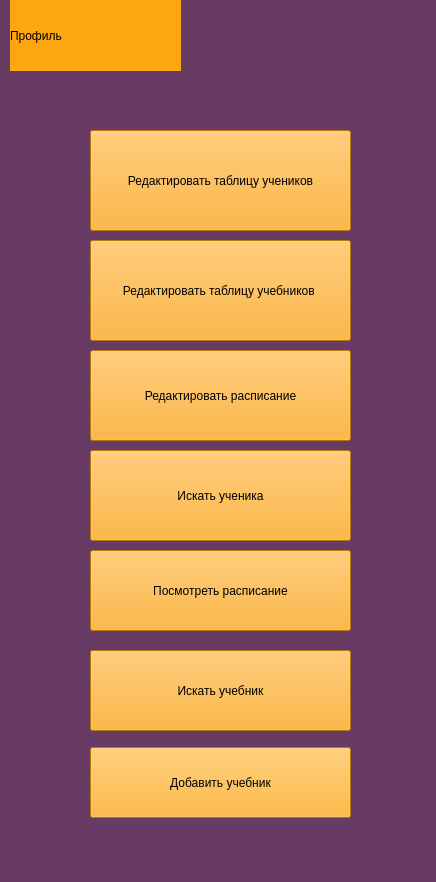
geoiva05/clever_placing, file data/admin.ui: the form before one commit.
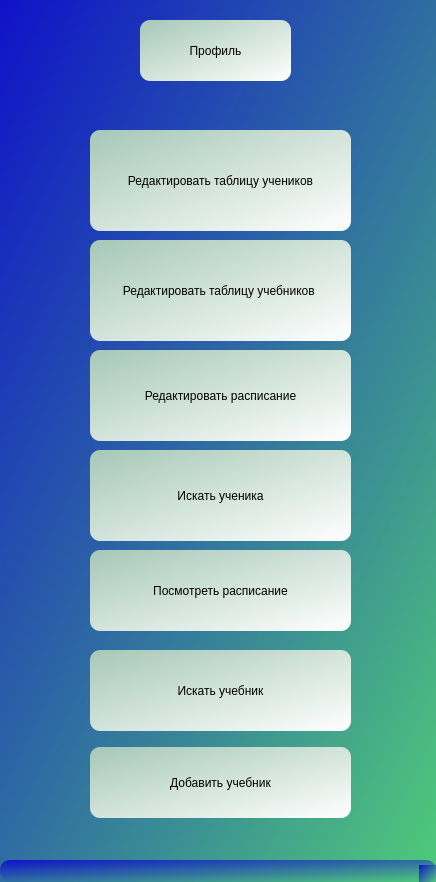
The form after the commit.

The edit to the form file:
```diff
--- a/data/admin.ui
+++ b/data/admin.ui
@@ -14,7 +14,8 @@
    <string>MainWindow</string>
   </property>
   <property name="styleSheet">
-   <string notr="true">background-color: rgb(103, 59, 99);</string>
+   <string notr="true">background-color: qlineargradient(spread:pad, x1:0, y1:0, x2:1, y2:1, stop:0 rgba(15, 18, 200, 255), stop:1 rgba(79, 200, 123, 255));
+border-radius: 10px;</string>
   </property>
   <widget class="QWidget" name="centralwidget">
    <widget class="QPushButton" name="students">
@@ -27,7 +28,7 @@
      </rect>
     </property>
     <property name="styleSheet">
-     <string notr="true">background-color: rgb(254, 166, 15);</string>
+     <string notr="true">background-color: qlineargradient(spread:pad, x1:0, y1:0, x2:1, y2:1, stop:0 rgba(166, 200, 183, 255), stop:1 rgba(255, 255, 255, 255));</string>
     </property>
     <property name="text">
      <string>Редактировать таблицу учеников</string>
@@ -43,7 +44,7 @@
      </rect>
     </property>
     <property name="styleSheet">
-     <string notr="true">background-color: rgb(254, 166, 15);</string>
+     <string notr="true">background-color: qlineargradient(spread:pad, x1:0, y1:0, x2:1, y2:1, stop:0 rgba(166, 200, 183, 255), stop:1 rgba(255, 255, 255, 255));</string>
     </property>
     <property name="text">
      <string>Редактировать таблицу учебников </string>
@@ -59,28 +60,12 @@
      </rect>
     </property>
     <property name="styleSheet">
-     <string notr="true">background-color: rgb(254, 166, 15);</string>
+     <string notr="true">background-color: qlineargradient(spread:pad, x1:0, y1:0, x2:1, y2:1, stop:0 rgba(166, 200, 183, 255), stop:1 rgba(255, 255, 255, 255));</string>
     </property>
     <property name="text">
      <string>Редактировать расписание</string>
     </property>
    </widget>
-   <widget class="QLabel" name="profile">
-    <property name="geometry">
-     <rect>
-      <x>10</x>
-      <y>0</y>
-      <width>171</width>
-      <height>71</height>
-     </rect>
-    </property>
-    <property name="styleSheet">
-     <string notr="true">background-color: rgb(254, 166, 15);</string>
-    </property>
-    <property name="text">
-     <string>Профиль</string>
-    </property>
-   </widget>
    <widget class="QPushButton" name="search_student">
     <property name="geometry">
      <rect>
@@ -91,7 +76,7 @@
      </rect>
     </property>
     <property name="styleSheet">
-     <string notr="true">background-color: rgb(254, 166, 15);</string>
+     <string notr="true">background-color: qlineargradient(spread:pad, x1:0, y1:0, x2:1, y2:1, stop:0 rgba(166, 200, 183, 255), stop:1 rgba(255, 255, 255, 255));</string>
     </property>
     <property name="text">
      <string>Искать ученика</string>
@@ -107,7 +92,7 @@
      </rect>
     </property>
     <property name="styleSheet">
-     <string notr="true">background-color: rgb(254, 166, 15);</string>
+     <string notr="true">background-color: qlineargradient(spread:pad, x1:0, y1:0, x2:1, y2:1, stop:0 rgba(166, 200, 183, 255), stop:1 rgba(255, 255, 255, 255));</string>
     </property>
     <property name="text">
      <string>Посмотреть расписание</string>
@@ -123,7 +108,7 @@
      </rect>
     </property>
     <property name="styleSheet">
-     <string notr="true">background-color: rgb(254, 166, 15);</string>
+     <string notr="true">background-color: qlineargradient(spread:pad, x1:0, y1:0, x2:1, y2:1, stop:0 rgba(166, 200, 183, 255), stop:1 rgba(255, 255, 255, 255));</string>
     </property>
     <property name="text">
      <string>Искать учебник</string>
@@ -139,12 +124,31 @@
      </rect>
     </property>
     <property name="styleSheet">
-     <string notr="true">background-color: rgb(255, 167, 15);</string>
+     <string notr="true">background-color: qlineargradient(spread:pad, x1:0, y1:0, x2:1, y2:1, stop:0 rgba(166, 200, 183, 255), stop:1 rgba(255, 255, 255, 255));</string>
     </property>
     <property name="text">
      <string>Добавить учебник</string>
     </property>
    </widget>
+   <widget class="QPushButton" name="profile">
+    <property name="geometry">
+     <rect>
+      <x>140</x>
+      <y>20</y>
+      <width>151</width>
+      <height>61</height>
+     </rect>
+    </property>
+    <property name="toolTip">
+     <string>&lt;html&gt;&lt;head/&gt;&lt;body&gt;&lt;p align=&quot;center&quot;&gt;&lt;span style=&quot; font-size:14pt;&quot;&gt;Профиль&lt;/span&gt;&lt;/p&gt;&lt;/body&gt;&lt;/html&gt;</string>
+    </property>
+    <property name="styleSheet">
+     <string notr="true">background-color: qlineargradient(spread:pad, x1:0, y1:0, x2:1, y2:1, stop:0 rgba(166, 200, 183, 255), stop:1 rgba(255, 255, 255, 255));</string>
+    </property>
+    <property name="text">
+     <string>Профиль</string>
+    </property>
+   </widget>
   </widget>
   <widget class="QMenuBar" name="menubar">
    <property name="geometry">
```
Left out of the diff: 2 changed lines with no effect on the pictures.
